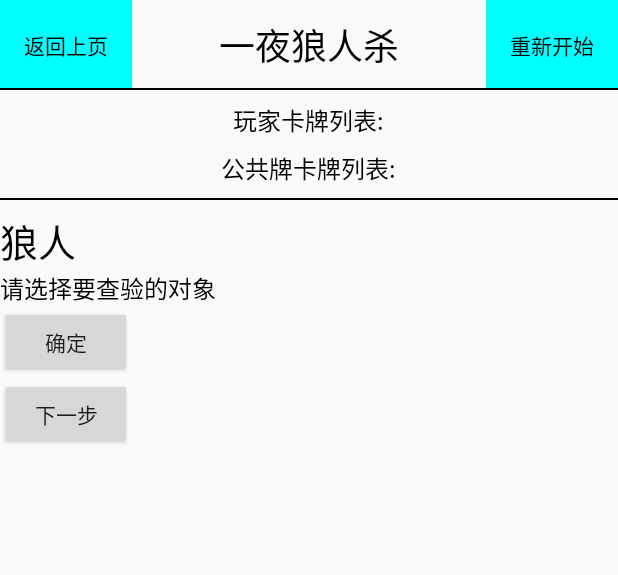
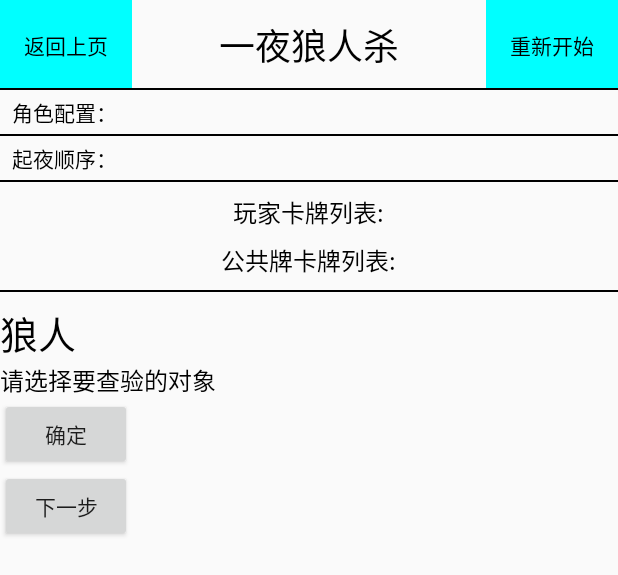
Before and after one commit to exueyuan/OneNightLang, an Android app: the layout activity_main.xml on its own in the app's theme, with its tools: preview values and no code run, on a phone screen of 412 x 824 dp. Shown: the top 575 px of the screen. Run offline under Robolectric (Android 15) with nearby library versions, the phone set to English and light mode, and no system bars.

Commit message:
已经初步完善app

```diff
--- a/app/src/main/res/layout/activity_checkcard.xml
+++ b/app/src/main/res/layout/activity_checkcard.xml
@@ -41,6 +41,7 @@
                 android:text="玩家座位起始数：" />
 
             <EditText
+                android:id="@+id/et_start_num"
                 android:layout_width="30dp"
                 android:layout_height="wrap_content"
                 android:gravity="center"
@@ -48,6 +49,7 @@
                 android:text="1" />
 
             <TextView
+                android:id="@+id/et_dm_num"
                 android:layout_width="wrap_content"
                 android:layout_height="wrap_content"
                 android:layout_marginLeft="20dp"
--- a/app/src/main/res/layout/activity_main.xml
+++ b/app/src/main/res/layout/activity_main.xml
@@ -50,6 +50,36 @@
                 android:background="@color/black" />
 
         </RelativeLayout>
+
+        <TextView
+            android:id="@+id/tv_role_list"
+            android:layout_width="wrap_content"
+            android:layout_height="wrap_content"
+            android:layout_marginLeft="8dp"
+            android:layout_marginTop="4dp"
+            android:text="角色配置："
+            android:textColor="@color/black" />
+
+        <View
+            android:layout_width="match_parent"
+            android:layout_height="1dp"
+            android:layout_marginTop="4dp"
+            android:background="@color/black" />
+
+        <TextView
+            android:id="@+id/tv_qiye_role"
+            android:layout_width="wrap_content"
+            android:layout_height="wrap_content"
+            android:layout_marginLeft="8dp"
+            android:layout_marginTop="4dp"
+            android:text="起夜顺序："
+            android:textColor="@color/black" />
+
+        <View
+            android:layout_width="match_parent"
+            android:layout_height="1dp"
+            android:layout_marginTop="4dp"
+            android:background="@color/black" />
 
         <TextView
             android:layout_width="wrap_content"
```
Also changed, not shown: app/src/main/java/com/duyi/onenightlang/CheckCardActivity.kt (+23 -4 lines), app/src/main/java/com/duyi/onenightlang/MainActivity.kt (+69 -37 lines), app/src/main/java/com/duyi/onenightlang/data/CardData.kt (+15 -10 lines).
